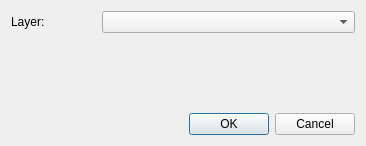
The window that layer_dialog_base.ui (jrenken/qgis-PlaceMarker) describes before a commit, drawn with Qt 5.
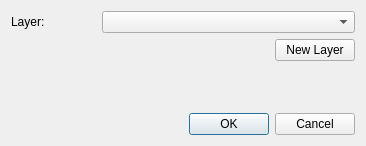
The same window after the commit. Custom widgets are drawn as their Qt base class.

Commit message: polish layer selection and improve something else

Patch:
```diff
--- a/layer_dialog_base.ui
+++ b/layer_dialog_base.ui
@@ -26,7 +26,31 @@
      <item>
       <widget class="QgsMapLayerComboBox" name="mMapLayerComboBox">
        <property name="filters">
-        <set>QgsMapLayerProxyModel::PluginLayer|QgsMapLayerProxyModel::PointLayer</set>
+        <set>QgsMapLayerProxyModel::PointLayer</set>
+       </property>
+      </widget>
+     </item>
+    </layout>
+   </item>
+   <item>
+    <layout class="QHBoxLayout" name="horizontalLayout_2">
+     <item>
+      <spacer name="horizontalSpacer">
+       <property name="orientation">
+        <enum>Qt::Horizontal</enum>
+       </property>
+       <property name="sizeHint" stdset="0">
+        <size>
+         <width>40</width>
+         <height>20</height>
+        </size>
+       </property>
+      </spacer>
+     </item>
+     <item>
+      <widget class="QPushButton" name="pushButtonNewLayer">
+       <property name="text">
+        <string>New Layer</string>
        </property>
       </widget>
      </item>
```
The commit also changes 5 other files.
